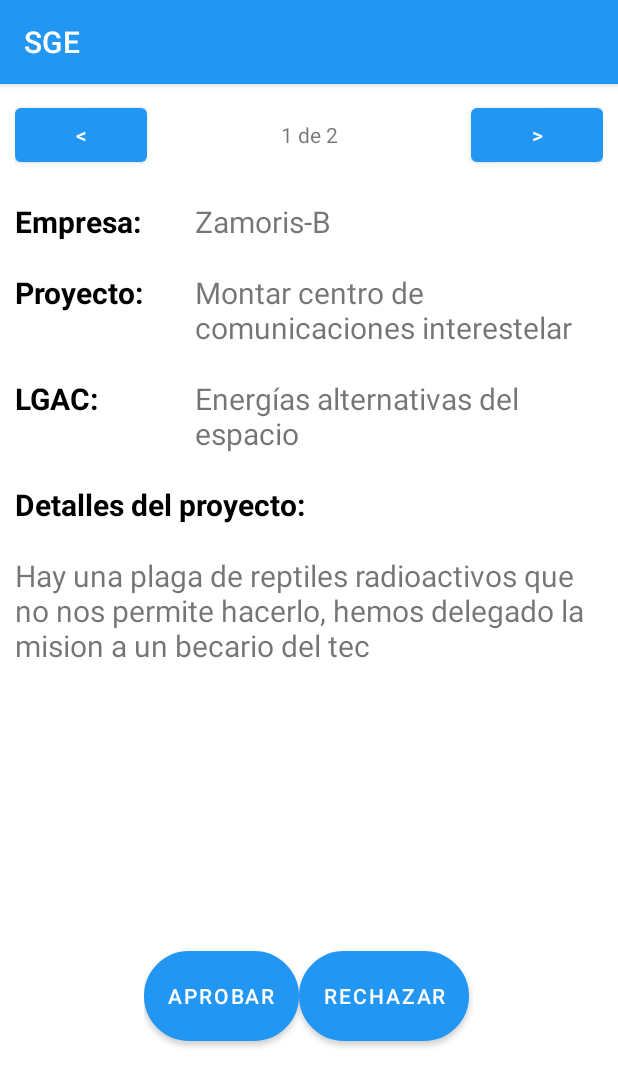
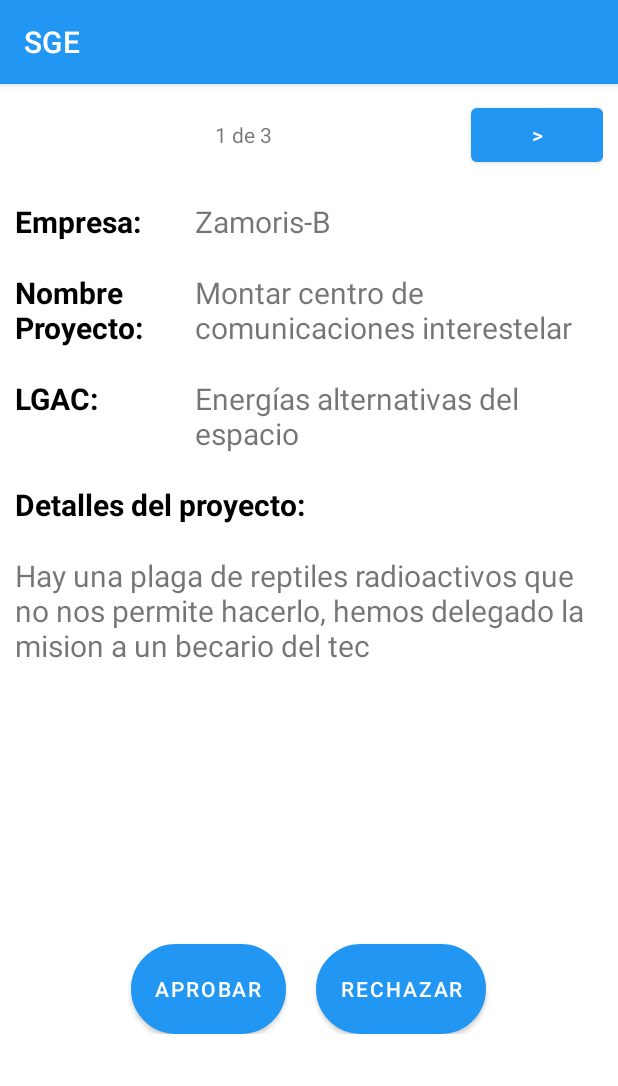
Before and after one commit to Gabrielruiz1712/PlataformaSGE_RES, an Android app: the ResidenciaRegistrada screen opened directly, with no data from a screen before it, on a phone screen of 412 x 824 dp. Shown: the top 1086 px of the screen. Run offline under Robolectric (Android 15) with nearby library versions, the phone set to English and light mode, and no system bars.

Commit message:
Listas las operaciones de la aceptación/rechazo de dependencias

```diff
--- a/app/src/main/java/mx/edu/itm/link/plataformasge_res/ResidenciaRegistrada.kt
+++ b/app/src/main/java/mx/edu/itm/link/plataformasge_res/ResidenciaRegistrada.kt
@@ -4,33 +4,64 @@ import android.os.Bundle
 import android.widget.Toast
 import androidx.appcompat.app.AppCompatActivity
 import mx.edu.itm.link.plataformasge_res.databinding.ActivityResidenciaRegistradaBinding
+import mx.edu.itm.link.plataformasge_res.models.DependenciaPorAprobar
+import java.lang.Exception
 
 class ResidenciaRegistrada : AppCompatActivity() {
     private lateinit var binding: ActivityResidenciaRegistradaBinding
+
+    //Se llena el listado de dependencias no aprobadas
+    lateinit var dependenciasProAprobar: ArrayList<DependenciaPorAprobar>
+
     override fun onCreate(savedInstanceState: Bundle?) {
         super.onCreate(savedInstanceState)
         binding = ActivityResidenciaRegistradaBinding.inflate(layoutInflater)
         setContentView(binding.root)
 
+        dependenciasProAprobar = ArrayList()
+        for (dep in Utils.database.getDependencias()) {
+            if (dep.aprobado == 0) {
+                dependenciasProAprobar.add(dep)
+            }
+        }
+
         navegar(0)
+        var dependenciaSeleccionada = dependenciasProAprobar[0]
         var indice = 1
         binding.btnNext.setOnClickListener {
             //Se obtiene el tamaño del listado de las dependencias
-            val nDependencias = Utils.database.getDependencias().size
+            val nDependencias = dependenciasProAprobar.size
             //Si el indice es menor al numero de dependencias en la lista
             if (indice >= nDependencias) {
                 indice = 0
                 navegar(indice)
+                dependenciaSeleccionada = dependenciasProAprobar[indice]
             } else {
                 navegar(indice)
+                dependenciaSeleccionada = dependenciasProAprobar[indice]
                 indice++
             }
+        }
+
+        binding.btnAprobar.setOnClickListener {
+            dependenciaSeleccionada.aprobado = 1
+            try {
+                Utils.database.updateDependencia(dependenciaSeleccionada)
+            }catch (e: Exception){
+                e.printStackTrace()
+                Toast.makeText(this, "Error al aprobar", Toast.LENGTH_SHORT).show()
+            }
+        }
+        binding.btnRechazar.setOnClickListener {
+            Utils.database.borrarDependencia(dependenciaSeleccionada)
+            Toast.makeText(this, "Se Rechazo dependencia", Toast.LENGTH_SHORT).show()
+            dependenciasProAprobar.remove(dependenciaSeleccionada)
         }
 
     }
 
     fun navegar(position: Int) {
-        val dependencias = Utils.database.getDependencias()
+        val dependencias = dependenciasProAprobar
         //Para imprimir el indice de la navegacion
         binding.lblNavegacion.text = "${position + 1} de ${dependencias.size}"
         binding.nombreEmpresaReg.text = dependencias[position].nombreEmpresa
--- a/app/src/main/java/mx/edu/itm/link/plataformasge_res/models/DependenciaPorAprobar.kt
+++ b/app/src/main/java/mx/edu/itm/link/plataformasge_res/models/DependenciaPorAprobar.kt
@@ -15,7 +15,7 @@ data class DependenciaPorAprobar(
     @SerializedName("descripcionDelProyecto")
     val descripcionDelProyecto: String,
     @SerializedName("aprobado")
-    val aprobado: Int,
+    var aprobado: Int,
     @SerializedName("lgac")
     val lgac: String
 ) : Serializable
--- a/app/src/main/res/layout/activity_residencia_registrada.xml
+++ b/app/src/main/res/layout/activity_residencia_registrada.xml
@@ -9,7 +9,6 @@
 
 
     <LinearLayout
-        android:id="@+id/linearLayout2"
         android:layout_width="match_parent"
         android:layout_height="match_parent"
         android:orientation="vertical"
@@ -23,12 +22,6 @@
             android:layout_height="wrap_content"
             android:padding="10dp"
             android:orientation="horizontal">
-
-            <Button
-                android:id="@+id/btnPrevio"
-                android:layout_width="wrap_content"
-                android:layout_height="wrap_content"
-                android:text="@string/menorQue" />
 
             <TextView
                 android:id="@+id/lblNavegacion"
@@ -77,7 +70,7 @@
             <TextView
                 android:layout_width="120dp"
                 android:layout_height="wrap_content"
-                android:text="Proyecto:"
+                android:text="Nombre Proyecto:"
                 android:textColor="@color/black"
                 android:textSize="20sp"
                 android:textStyle="bold" />
@@ -145,14 +138,12 @@
                 android:orientation="vertical" />
         </ScrollView>
 
-        <LinearLayout
-            android:layout_width="220dp"
-            android:layout_height="150dp"
-            android:layout_gravity="center">
+
 
             <LinearLayout
                 android:layout_width="match_parent"
-                android:layout_height="match_parent"
+                android:layout_height="wrap_content"
+                android:gravity="center"
                 android:orientation="horizontal">
 
                 <Button
@@ -160,7 +151,7 @@
                     android:layout_width="wrap_content"
                     android:layout_height="60dp"
                     android:layout_gravity="center"
-                    android:layout_marginBottom="40dp"
+                    android:layout_marginEnd="10dp"
                     android:background="@drawable/boton_aprobar"
                     android:text="Aprobar" />
 
@@ -169,14 +160,14 @@
                     android:layout_width="wrap_content"
                     android:layout_height="60dp"
                     android:layout_gravity="center"
-                    android:layout_marginBottom="40dp"
+                    android:layout_marginStart="10dp"
                     android:background="@drawable/boton_rechazar"
                     android:text="Rechazar" />
 
 
             </LinearLayout>
         </LinearLayout>
-    </LinearLayout>
+
 
 
 
```
Also changed, not shown: app/src/main/java/mx/edu/itm/link/plataformasge_res/AgregarDependencia.kt (+26 -1 lines), app/src/main/java/mx/edu/itm/link/plataformasge_res/data/DataBaseSQL.kt (+21 -2 lines), app/src/main/res/layout/activity_agregar_dependencia.xml (+24 -0 lines).
